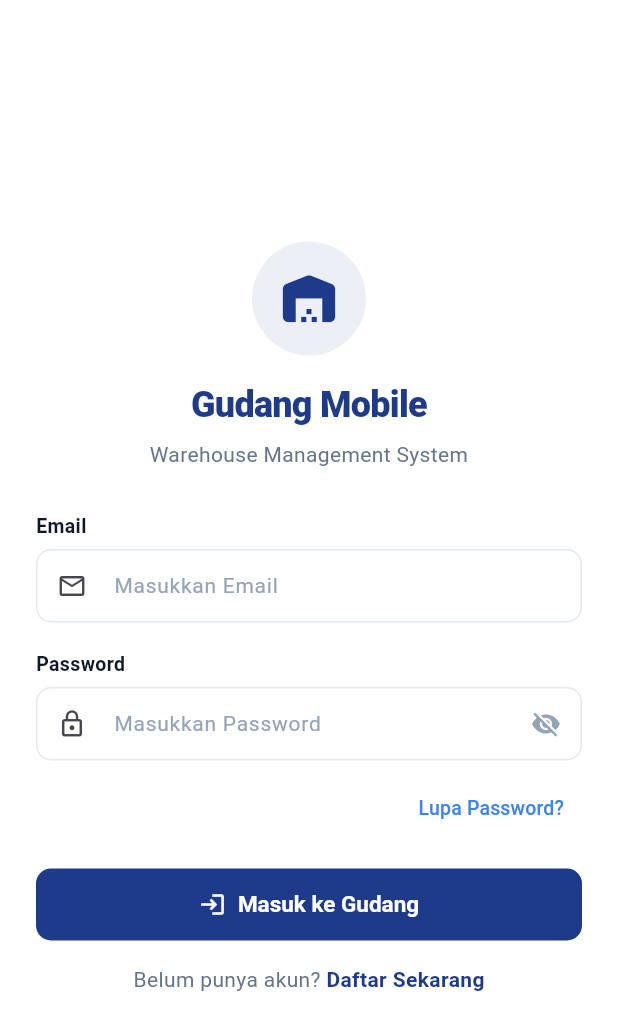
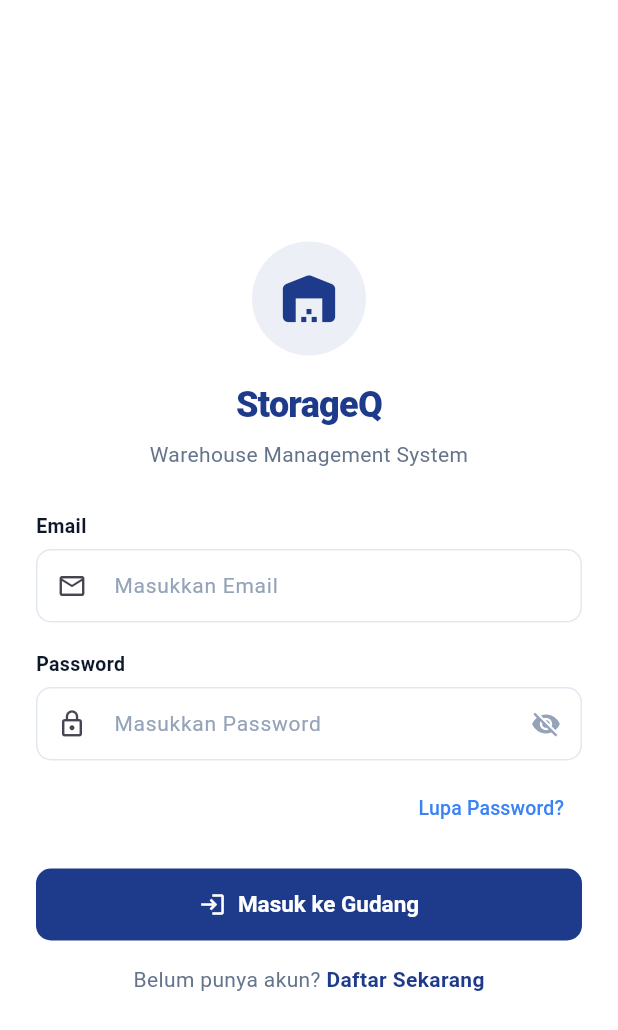
Before and after one commit to ravipratam/Gudang-Mobile, a Flutter app: the screen it shows after launch, on a phone screen of 412 x 824 dp. Shown: the top 1030 px of the screen. Run offline on Flutter 3.47's test engine with Material 3 defaults, Android fonts, the phone set to English and light mode, and no system bars; our stand-ins replace pdf, printing, qr_flutter, shared_preferences, supabase_flutter; missing offline and left inert: mobile_scanner; accounts and stored records are empty.

Commit message:
refactor: rename app from Gudang Mobile to StorageQ across all views and platforms

```diff
--- a/lib/main.dart
+++ b/lib/main.dart
@@ -37,7 +37,7 @@ class WarehouseApp extends StatelessWidget {
   @override
   Widget build(BuildContext context) {
     return MaterialApp(
-      title: 'Gudang Mobile - WMS',
+      title: 'StorageQ - WMS',
       debugShowCheckedModeBanner: false,
       theme: AppTheme.lightTheme,
       home: const AuthGate(),
--- a/lib/ui/features/auth/views/auth_gate.dart
+++ b/lib/ui/features/auth/views/auth_gate.dart
@@ -47,7 +47,7 @@ class _AuthGateState extends State<AuthGate> {
               ),
               const SizedBox(height: 16),
               const Text(
-                'Gudang Mobile',
+                'StorageQ',
                 style: TextStyle(
                   fontSize: 22,
                   fontWeight: FontWeight.w800,
--- a/lib/ui/features/auth/views/login_view.dart
+++ b/lib/ui/features/auth/views/login_view.dart
@@ -157,7 +157,7 @@ class _LoginViewState extends State<LoginView> {
                   ),
                   const SizedBox(height: 16),
                   const Text(
-                    'Gudang Mobile',
+                    'StorageQ',
                     textAlign: TextAlign.center,
                     style: TextStyle(
                       fontSize: 24,
```
Also changed, not shown: 9 other files.
